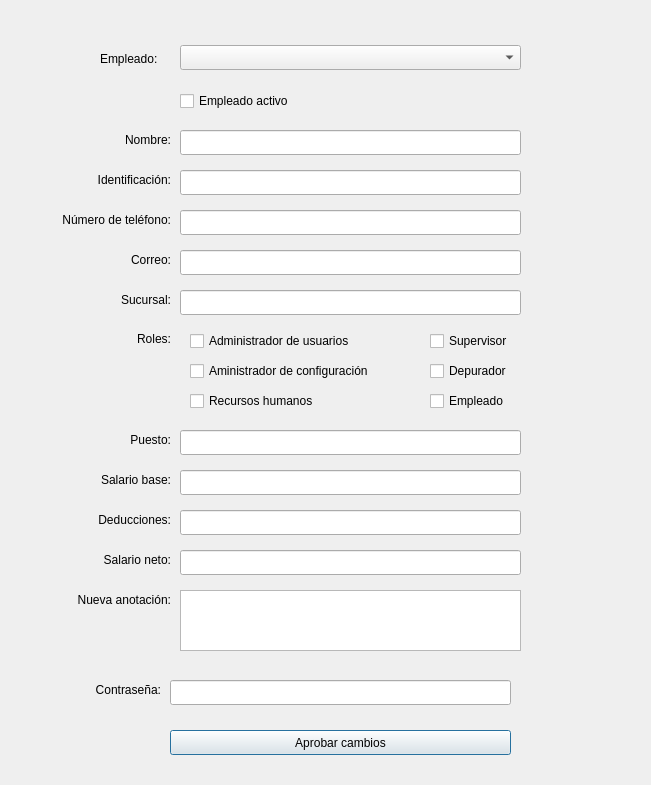
Old version of the form Interfaz/modify_user.ui in the repository Los-Pollitos/PI-Redes-Sistemas-Operativos.
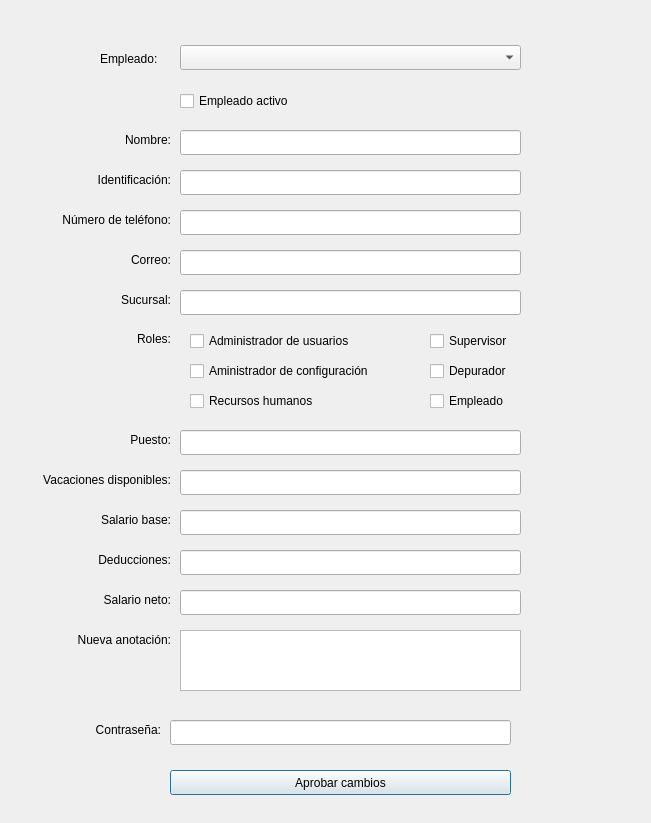
New version of the form.

Commit message: progreso en modify user

What changed in the file:
```diff
--- a/Interfaz/modify_user.ui
+++ b/Interfaz/modify_user.ui
@@ -7,7 +7,7 @@
     <x>0</x>
     <y>0</y>
     <width>651</width>
-    <height>785</height>
+    <height>823</height>
    </rect>
   </property>
   <property name="windowTitle">
@@ -72,7 +72,7 @@
    <property name="geometry">
     <rect>
      <x>170</x>
-     <y>730</y>
+     <y>770</y>
      <width>341</width>
      <height>25</height>
     </rect>
@@ -296,7 +296,7 @@
    <property name="geometry">
     <rect>
      <x>40</x>
-     <y>470</y>
+     <y>510</y>
      <width>131</width>
      <height>20</height>
     </rect>
@@ -312,7 +312,7 @@
    <property name="geometry">
     <rect>
      <x>180</x>
-     <y>470</y>
+     <y>510</y>
      <width>341</width>
      <height>25</height>
     </rect>
@@ -322,7 +322,7 @@
    <property name="geometry">
     <rect>
      <x>40</x>
-     <y>510</y>
+     <y>550</y>
      <width>131</width>
      <height>20</height>
     </rect>
@@ -338,7 +338,7 @@
    <property name="geometry">
     <rect>
      <x>180</x>
-     <y>510</y>
+     <y>550</y>
      <width>341</width>
      <height>25</height>
     </rect>
@@ -348,7 +348,7 @@
    <property name="geometry">
     <rect>
      <x>40</x>
-     <y>550</y>
+     <y>590</y>
      <width>131</width>
      <height>20</height>
     </rect>
@@ -364,7 +364,7 @@
    <property name="geometry">
     <rect>
      <x>180</x>
-     <y>550</y>
+     <y>590</y>
      <width>341</width>
      <height>25</height>
     </rect>
@@ -374,7 +374,7 @@
    <property name="geometry">
     <rect>
      <x>30</x>
-     <y>680</y>
+     <y>720</y>
      <width>131</width>
      <height>20</height>
     </rect>
@@ -390,7 +390,7 @@
    <property name="geometry">
     <rect>
      <x>170</x>
-     <y>680</y>
+     <y>720</y>
      <width>341</width>
      <height>25</height>
     </rect>
@@ -400,7 +400,7 @@
    <property name="geometry">
     <rect>
      <x>40</x>
-     <y>590</y>
+     <y>630</y>
      <width>131</width>
      <height>20</height>
     </rect>
@@ -416,7 +416,7 @@
    <property name="geometry">
     <rect>
      <x>180</x>
-     <y>590</y>
+     <y>630</y>
      <width>341</width>
      <height>61</height>
     </rect>
@@ -448,6 +448,32 @@
     </rect>
    </property>
   </widget>
+  <widget class="QLabel" name="label_15">
+   <property name="geometry">
+    <rect>
+     <x>10</x>
+     <y>470</y>
+     <width>161</width>
+     <height>20</height>
+    </rect>
+   </property>
+   <property name="text">
+    <string>Vacaciones disponibles:</string>
+   </property>
+   <property name="alignment">
+    <set>Qt::AlignRight|Qt::AlignTrailing|Qt::AlignVCenter</set>
+   </property>
+  </widget>
+  <widget class="QLineEdit" name="vacations">
+   <property name="geometry">
+    <rect>
+     <x>180</x>
+     <y>470</y>
+     <width>341</width>
+     <height>25</height>
+    </rect>
+   </property>
+  </widget>
  </widget>
  <resources/>
  <connections/>
```
The commit also changes 3 other files.
